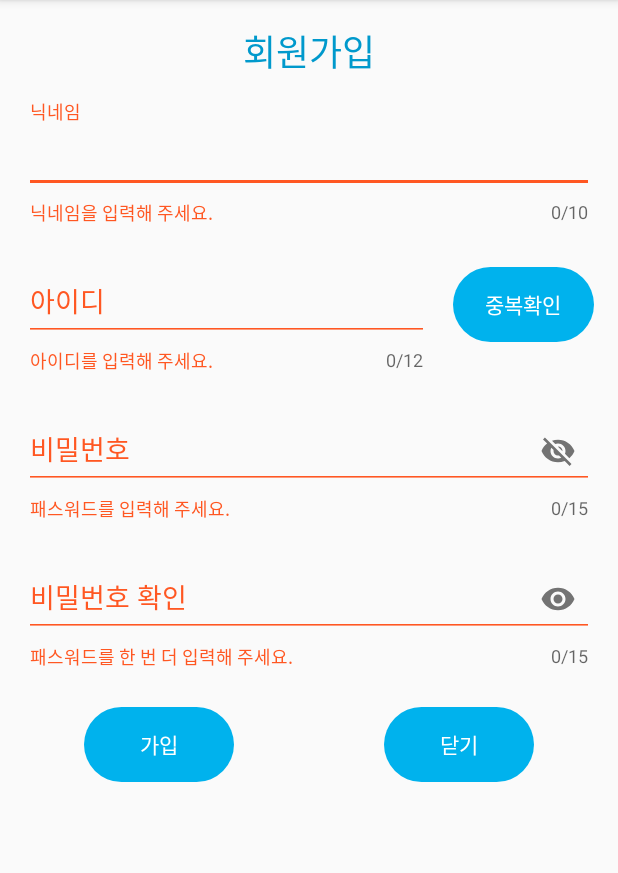
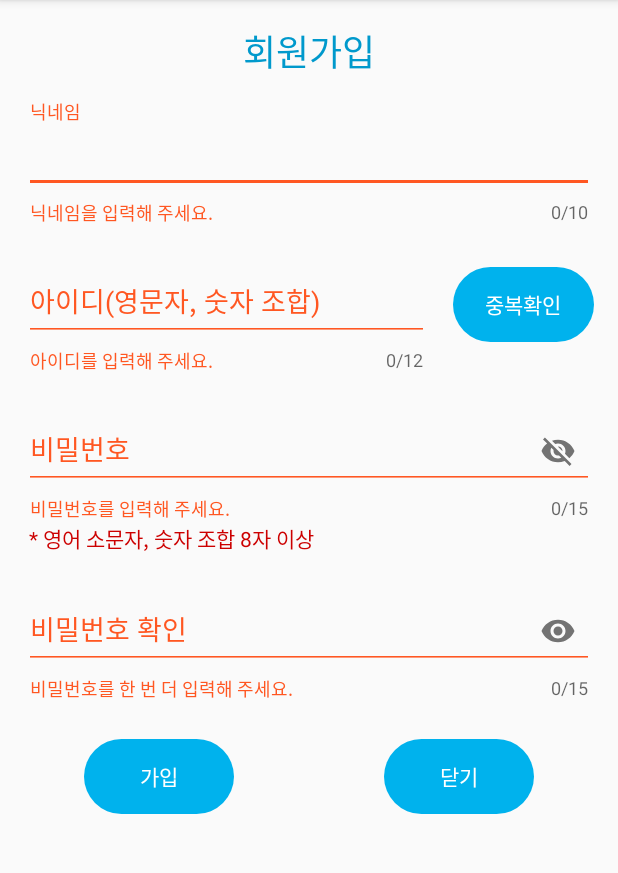
Before and after one commit to cho-stone/Betting-promise, an Android app: the signup_page screen opened directly, with no data from a screen before it, after a tap on "가입", on a phone screen of 412 x 824 dp, the part 84-957 px from its top. Run offline under Robolectric (Android 15) with nearby library versions, the phone set to English and light mode, and no system bars; 1 other tap on this screen came first.

Commit message:
edit sign up page

```diff
--- a/app/src/main/java/com/PACOsoft/promise_betting/signup_page.java
+++ b/app/src/main/java/com/PACOsoft/promise_betting/signup_page.java
@@ -3,10 +3,13 @@ package com.PACOsoft.promise_betting;
 import androidx.appcompat.app.AppCompatActivity;
 
 import android.os.Bundle;
+import android.util.Log;
 import android.view.View;
 
 import com.google.android.material.textfield.TextInputEditText;
 import com.google.android.material.textfield.TextInputLayout;
+
+import java.sql.Array;
 
 public class signup_page extends AppCompatActivity {
 
@@ -37,32 +40,46 @@ public class signup_page extends AppCompatActivity {
         final String id = et_id.getText().toString();
         final String pw = et_pw.getText().toString();
         final String check = et_check.getText().toString();
+        boolean[] booleans = {false, false, false, false};
+
         if(nickname.isEmpty()){
             lo_nick.setError("닉네임을 입력해 주세요.");
+            booleans[0] = false;
         }
         else{
             lo_nick.setError("");
+            booleans[0] = true;
         }
+
         if(id.isEmpty()){
             lo_id.setError("아이디를 입력해 주세요.");
+            booleans[1] = false;
         }
         else{
             lo_id.setError("");
+            booleans[1] = true;
         }
+
         if(pw.isEmpty()){
-            lo_pw.setError("패스워드를 입력해 주세요.");
+            lo_pw.setError("비밀번호를 입력해 주세요.");
+            booleans[2] = false;
         }
         else{
             lo_pw.setError("");
+            booleans[2] = true;
         }
+
         if(check.isEmpty()){
-            lo_check.setError("패스워드를 한 번 더 입력해 주세요.");
+            lo_check.setError("비밀번호를 한 번 더 입력해 주세요.");
+            booleans[3] = false;
         }
         else if(!check.equals(pw)){
-            lo_check.setError("패스워드가 일치하지 않습니다.");
+            lo_check.setError("비밀번호가 일치하지 않습니다.");
+            booleans[3] = false;
         }
         else{
             lo_check.setError("");
+            booleans[3] = true;
         }
     }
 }
--- a/app/src/main/res/layout/activity_signup_page.xml
+++ b/app/src/main/res/layout/activity_signup_page.xml
@@ -58,7 +58,7 @@
                 android:id="@+id/et_id"
                 android:layout_width="match_parent"
                 android:layout_height="50dp"
-                android:hint="아이디"
+                android:hint="아이디(영문자, 숫자 조합)"
                 android:maxLength="12">
 
             </com.google.android.material.textfield.TextInputEditText>
@@ -81,7 +81,6 @@
         android:layout_width="match_parent"
         android:layout_height="wrap_content"
         app:passwordToggleEnabled="true"
-        android:layout_marginBottom="16dp"
         app:counterEnabled="true"
         app:counterMaxLength="15"
         android:id="@+id/lo_pw">
@@ -96,6 +95,13 @@
 
         </com.google.android.material.textfield.TextInputEditText>
     </com.google.android.material.textfield.TextInputLayout>
+
+    <TextView
+        android:layout_width="wrap_content"
+        android:layout_height="wrap_content"
+        android:text=" * 영어 소문자, 숫자 조합 8자 이상"
+        android:layout_marginBottom="16dp"
+        android:textColor="@android:color/holo_red_dark"/>
 
     <com.google.android.material.textfield.TextInputLayout
         android:layout_width="match_parent"
```
